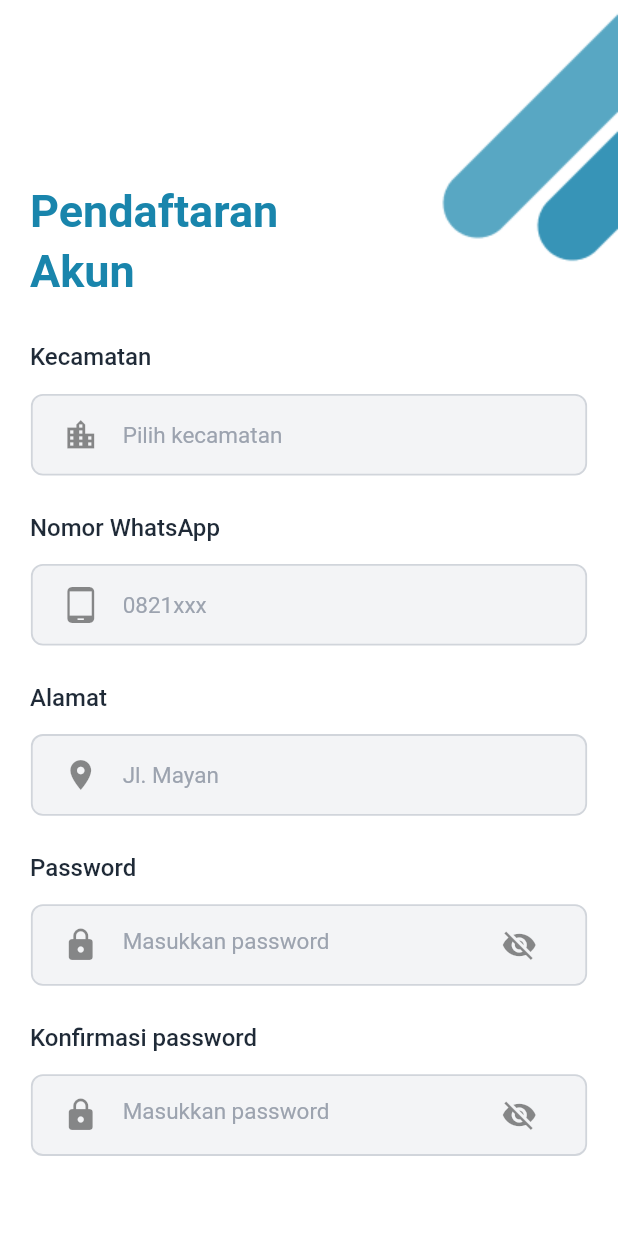
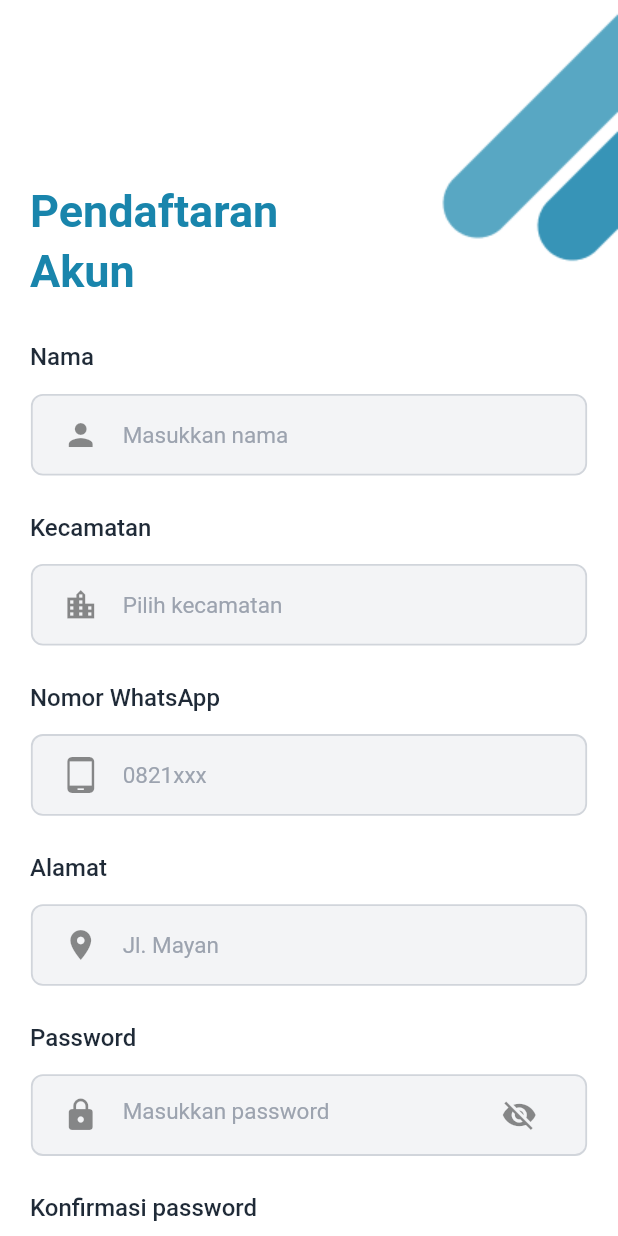
Before and after one commit to orangdeso/E-PKK-, a Flutter app: the RegistrasiScreen screen opened directly, on a phone screen of 412 x 824 dp. Run offline on Flutter 3.47's test engine with Material 2 defaults, Android fonts, the phone set to English and light mode, and no system bars; our stand-ins replace awesome_dialog, flutter_svg, fluttertoast, google_fonts, google_nav_bar, shared_preferences; accounts and stored records are empty.

Commit message:
update registrasi rodok tk apik i

```diff
--- a/lib/helpers/ApiHelper.dart
+++ b/lib/helpers/ApiHelper.dart
@@ -1,3 +1,3 @@
 class ApiHelper {
-  static final String url = 'http://192.168.1.6/vscode/api_rest_pkk/';
+  static final String url = 'http://172.17.202.105ipcon/vscode/api_rest_pkk/';
 }
--- a/lib/models/LoginApi.dart
+++ b/lib/models/LoginApi.dart
@@ -50,6 +50,7 @@ class LoginApi {
   }
 
   static Future<LoginApi> registrasiPost(
+    String nama_pengguna,
     String nama_kec,
     String no_whatsapp,
     String alamat,
@@ -57,6 +58,7 @@ class LoginApi {
   ) async {
     Uri url = Uri.parse(ApiHelper.url + 'registrasi1.php');
     var response = await http.post(url, body: {
+      'nama_pengguna': nama_pengguna,
       'nama_kec': nama_kec,
       'no_whatsapp': no_whatsapp,
       'alamat': alamat,
@@ -73,12 +75,14 @@ class LoginApi {
 }
 
 class DataPatient {
+  String? nama_pengguna;
   String? nama_kec;
   String? no_whatsapp;
   String? alamat;
   String? password;
 
   DataPatient({
+    this.nama_pengguna,
     this.nama_kec,
     this.no_whatsapp,
     this.alamat,
--- a/lib/views/Home/home_page.dart
+++ b/lib/views/Home/home_page.dart
@@ -25,7 +25,7 @@ class _HomePageState extends State<HomePage> {
     return Scaffold(
       body: Center(
         child: Text(
-          "Home",
+          "Coming soon",
           style: TextStyle(fontSize: 50),
         ),
       ),
--- a/lib/views/Login/components/LoginController.dart
+++ b/lib/views/Login/components/LoginController.dart
@@ -57,7 +57,6 @@ class LoginController {
       showCloseIcon: true,
       title: "Berhasil",
       desc: "Klik tombol ok untuk diarahkan kehalaman beranda",
-      btnCancelOnPress: () {},
       btnOkOnPress: () {
         Navigator.of(context)
             .push(MaterialPageRoute(builder: (context) => navbarView()));
--- a/lib/views/Registrasi/components/RegistrasiController.dart
+++ b/lib/views/Registrasi/components/RegistrasiController.dart
@@ -25,10 +25,10 @@ class RegistrasiController {
     obscure2 = !obscure2;
   }
 
-  void btRegister(BuildContext context, String nama_kec, String no_whatsapp,
-      String alamat, String password, String konfirm) {
+  void btRegister(BuildContext context, String nama_pengguna, String nama_kec,
+      String no_whatsapp, String alamat, String password, String konfirm) {
     //new OkDialog(context, 'bisa', 'test');
-    final OkDialog okDialog;
+    //final OkDialog okDialog;
 
     if (password != konfirm) {
       _alertGagalRegis(context);
@@ -38,7 +38,8 @@ class RegistrasiController {
       //   okDialog = new OkDialog(context, 'Centang Persetujuan',
       //       'Klik jika anda menyetujui peraturan pada aplikasi ini.');
     } else {
-      LoginApi.registrasiPost(nama_kec, no_whatsapp, alamat, password)
+      LoginApi.registrasiPost(
+              nama_pengguna, nama_kec, no_whatsapp, alamat, password)
           .then((value) {
         if (value.kode == 1) {
           _AlertBerhasilRegis(context);
--- a/lib/views/Registrasi/registrasi_screen.dart
+++ b/lib/views/Registrasi/registrasi_screen.dart
@@ -19,6 +19,7 @@ class _RegistrasiScreenState extends State<RegistrasiScreen> {
 
   var _formkey = GlobalKey<FormState>();
 
+  TextEditingController tNama = TextEditingController();
   TextEditingController tNamaKec = TextEditingController();
   TextEditingController tWa = TextEditingController();
   TextEditingController tAlamat = TextEditingController();
@@ -73,6 +74,58 @@ class _RegistrasiScreenState extends State<RegistrasiScreen> {
                   alignment: FractionalOffset.topLeft,
                   child: Padding(
                     padding: EdgeInsets.only(left: 20, top: 30, bottom: 5),
+                    child: Text(
+                      "Nama",
+                      overflow: TextOverflow.ellipsis,
+                      maxLines: 1,
+                      style: TextStyle(
+                        color: grey800,
+                        fontSize: 16,
+                        fontWeight: FontWeight.w500,
+                      ),
+                    ),
+                  ),
+                ),
+                Align(
+                  alignment: FractionalOffset.topCenter,
+                  child: Container(
+                    margin: EdgeInsets.symmetric(vertical: 10),
+                    padding: EdgeInsets.symmetric(horizontal: 20, vertical: 2),
+                    width: size.width * 0.9,
+                    decoration: BoxDecoration(
+                      color: grey100,
+                      borderRadius: BorderRadius.circular(8),
+                      border: Border.all(
+                        color: grey300,
+                        width: 1.2,
+                      ),
+                    ),
+                    child: TextFormField(
+                      controller: tNama,
+                      validator: (value) {
+                        if (value == null || value.isEmpty) {
+                          return 'Nama tidak boleh kosong';
+                        }
+                      },
+                      decoration: InputDecoration(
+                        hintText: "Masukkan nama",
+                        hintStyle: TextStyle(
+                          color: grey400,
+                          fontSize: 15,
+                        ),
+                        icon: Icon(
+                          Icons.person,
+                          //color: ktextColor,
+                        ),
+                        border: InputBorder.none,
+                      ),
+                    ),
+                  ),
+                ),
+                Align(
+                  alignment: FractionalOffset.topLeft,
+                  child: Padding(
+                    padding: EdgeInsets.only(left: 20, top: 15, bottom: 5),
                     child: Text(
                       "Kecamatan",
                       overflow: TextOverflow.ellipsis,
@@ -427,6 +480,7 @@ class _RegistrasiScreenState extends State<RegistrasiScreen> {
                             if (_formkey.currentState!.validate()) {
                               controller.btRegister(
                                 context,
+                                tNama.text,
                                 tNamaKec.text,
                                 tWa.text,
                                 tAlamat.text,
--- a/lib/views/SettingAkun/setting_akun_page.dart
+++ b/lib/views/SettingAkun/setting_akun_page.dart
@@ -50,7 +50,7 @@ class _SettingAkunState extends State<SettingAkun> {
                 ),
                 child: ListTile(
                   leading: CircleAvatar(
-                    backgroundImage: AssetImage("assets/icons/user64.png"),
+                    backgroundImage: AssetImage("assets/icons/user512.png"),
                   ),
                   title: Padding(
                     padding: EdgeInsets.symmetric(vertical: 5, horizontal: 5),
```
Also changed, not shown: lib/views/SettingAkun/profil_page.dart (+38 -1 lines), assets/icons/user512.png (added), assets/icons/user_biru64.png (added).
